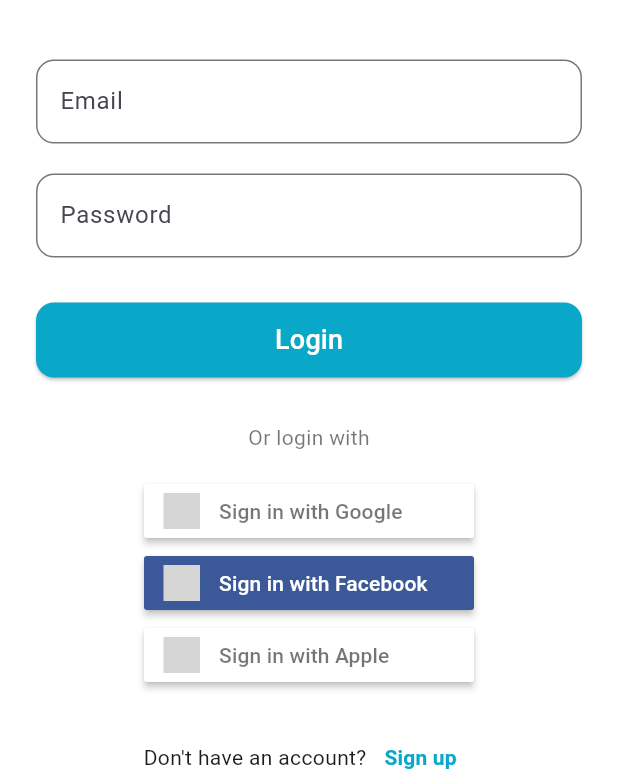
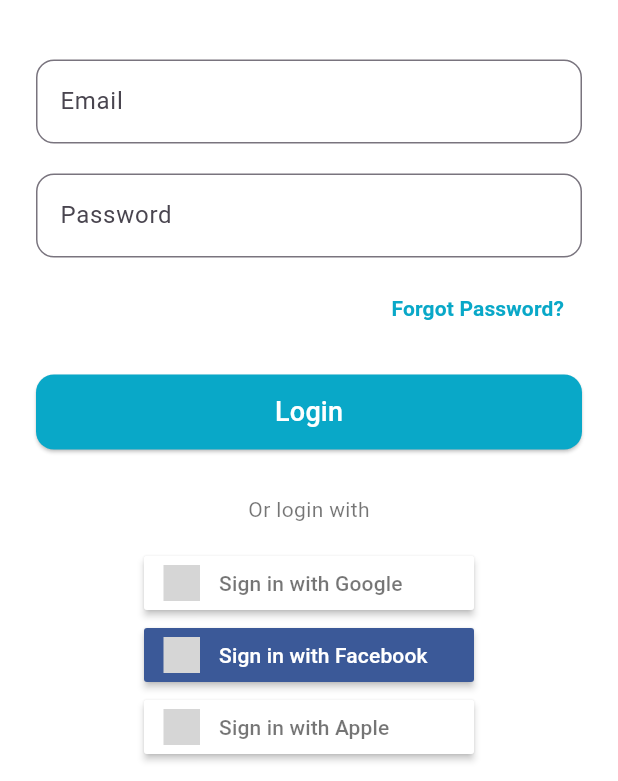
Before and after one commit to TenZinKS/Travvie-Mobile-App-Assignment, a Flutter app: the screen it shows after launch, on a phone screen of 412 x 824 dp, the part 455-1236 px from its top. Run offline on Flutter 3.47's test engine with Material 3 defaults, Android fonts, the phone set to English and light mode, and no system bars; our stand-ins replace dartz, equatable, flutter_bloc, flutter_signin_button, get_it, hive_flutter; accounts and stored records are empty; generated files the repository leaves out were written again; grey boxes are pictures that could not be loaded.

Commit message:
Added Forgot Password Feature in Login

```diff
--- a/lib/app/service_locator/service_locator.dart
+++ b/lib/app/service_locator/service_locator.dart
@@ -6,6 +6,7 @@
 import 'package:travvie/features/auth/data/repository/local_repository/auth_local_repository_impl.dart';
 import 'package:travvie/features/auth/domain/repository/auth_local_repository.dart';
 import 'package:travvie/features/auth/domain/use_case/change_password.dart';
+import 'package:travvie/features/auth/domain/use_case/forgot_password.dart';
 import 'package:travvie/features/auth/presentation/view_model/auth_bloc.dart';
 import 'package:travvie/features/profile/domain/use_case/get_user_email.dart';
 import 'package:travvie/features/profile/presentation/view_model/profile_cubit.dart';
@@ -54,6 +55,8 @@
   sl.registerLazySingleton(() => RegisterUser(sl<AuthLocalRepository>()));
   sl.registerLazySingleton(() => GetUserEmail(sl<AuthLocalRepository>()));
   sl.registerLazySingleton(() => ChangePassword(sl<AuthLocalRepository>()));
+  sl.registerLazySingleton(() => ForgotPassword(sl()));
+
 
   // Usecases - Trips
   sl.registerLazySingleton(() => AddTrip(sl<TripRepository>()));
--- a/lib/features/auth/data/repository/local_repository/auth_local_repository_impl.dart
+++ b/lib/features/auth/data/repository/local_repository/auth_local_repository_impl.dart
@@ -40,12 +40,14 @@
     required String email,
     required String currentPassword,
     required String newPassword,
+    bool isForgotPassword = false,
   }) async {
     try {
       await localDataSource.changePassword(
         email: email,
         currentPassword: currentPassword,
         newPassword: newPassword,
+        isForgotPassword: isForgotPassword,
       );
       return const Right(null);
     } catch (e) {
--- a/lib/features/auth/domain/repository/auth_local_repository.dart
+++ b/lib/features/auth/domain/repository/auth_local_repository.dart
@@ -13,5 +13,6 @@
     required String email,
     required String currentPassword,
     required String newPassword,
+    bool isForgotPassword,
   });
 }
--- a/lib/features/auth/presentation/view/login_view.dart
+++ b/lib/features/auth/presentation/view/login_view.dart
@@ -2,6 +2,7 @@
 import 'package:flutter_bloc/flutter_bloc.dart';
 import 'package:flutter_signin_button/flutter_signin_button.dart';
 import 'package:travvie/app/service_locator/service_locator.dart';
+import 'package:travvie/features/auth/presentation/view/forgot_password_view.dart';
 import 'package:travvie/features/auth/presentation/view/signup_view.dart';
 import 'package:travvie/features/auth/presentation/view_model/auth_bloc.dart';
 import 'package:travvie/features/auth/presentation/view_model/auth_event.dart';
@@ -60,11 +61,19 @@
                   children: [
                     Image.asset('assets/logo/logo.png', height: 150),
                     const SizedBox(height: 20),
-                    const Text('Welcome Back',
-                        style: TextStyle(fontSize: 28, fontWeight: FontWeight.bold, color: Color(0xFF09A8C8))),
+                    const Text(
+                      'Welcome Back',
+                      style: TextStyle(
+                        fontSize: 28,
+                        fontWeight: FontWeight.bold,
+                        color: Color(0xFF09A8C8),
+                      ),
+                    ),
                     const SizedBox(height: 10),
-                    const Text('Log in to your Travvie account',
-                        style: TextStyle(fontSize: 16, color: Colors.black54)),
+                    const Text(
+                      'Log in to your Travvie account',
+                      style: TextStyle(fontSize: 16, color: Colors.black54),
+                    ),
                     const SizedBox(height: 40),
                     TextField(
                       controller: emailController,
@@ -82,7 +91,29 @@
                         border: OutlineInputBorder(borderRadius: BorderRadius.circular(12)),
                       ),
                     ),
-                    const SizedBox(height: 30),
+                    const SizedBox(height: 10),
+
+                    // ✅ NEW FORGOT PASSWORD BUTTON
+                    Align(
+                      alignment: Alignment.centerRight,
+                      child: TextButton(
+                        onPressed: () {
+                          Navigator.push(
+                            context,
+                            MaterialPageRoute(builder: (_) => const ForgotPasswordView()),
+                          );
+                        },
+                        child: const Text(
+                          "Forgot Password?",
+                          style: TextStyle(
+                            color: Color(0xFF09A8C8),
+                            fontWeight: FontWeight.bold,
+                          ),
+                        ),
+                      ),
+                    ),
+
+                    const SizedBox(height: 20),
                     SizedBox(
                       width: double.infinity,
                       height: 50,
@@ -117,8 +148,13 @@
                               MaterialPageRoute(builder: (_) => const SignupView()),
                             );
                           },
-                          child: const Text('Sign up',
-                              style: TextStyle(color: Color(0xFF09A8C8), fontWeight: FontWeight.bold)),
+                          child: const Text(
+                            'Sign up',
+                            style: TextStyle(
+                              color: Color(0xFF09A8C8),
+                              fontWeight: FontWeight.bold,
+                            ),
+                          ),
                         ),
                       ],
                     ),
--- a/lib/features/profile/presentation/view_model/profile_cubit.dart
+++ b/lib/features/profile/presentation/view_model/profile_cubit.dart
@@ -1,5 +1,4 @@
 import 'package:flutter_bloc/flutter_bloc.dart';
-import 'package:travvie/core/error/failure.dart';
 import 'package:travvie/features/profile/domain/use_case/get_user_email.dart';
 import 'package:travvie/features/auth/domain/use_case/change_password.dart';
 
```
Also changed, not shown: lib/features/auth/data/data_source/local_datasource/auth_local_datasource.dart (+10 -4 lines), lib/features/auth/domain/use_case/forgot_password.dart (added, +21 -0 lines), lib/features/auth/presentation/view/forgot_password_view.dart (added, +83 -0 lines).
